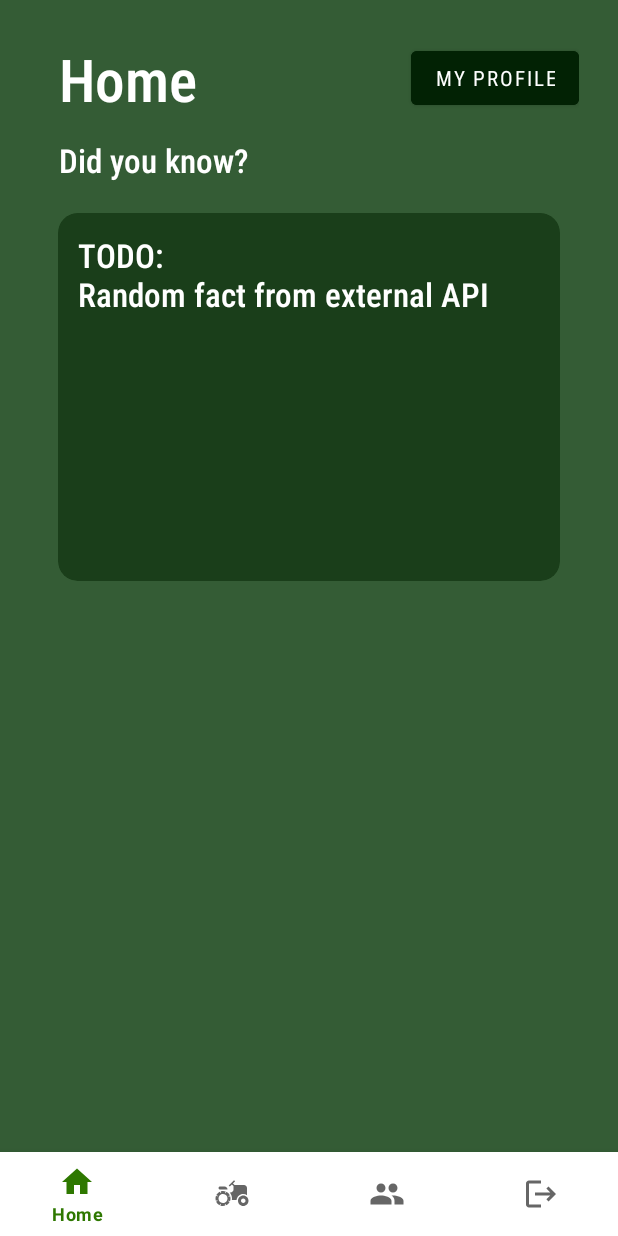
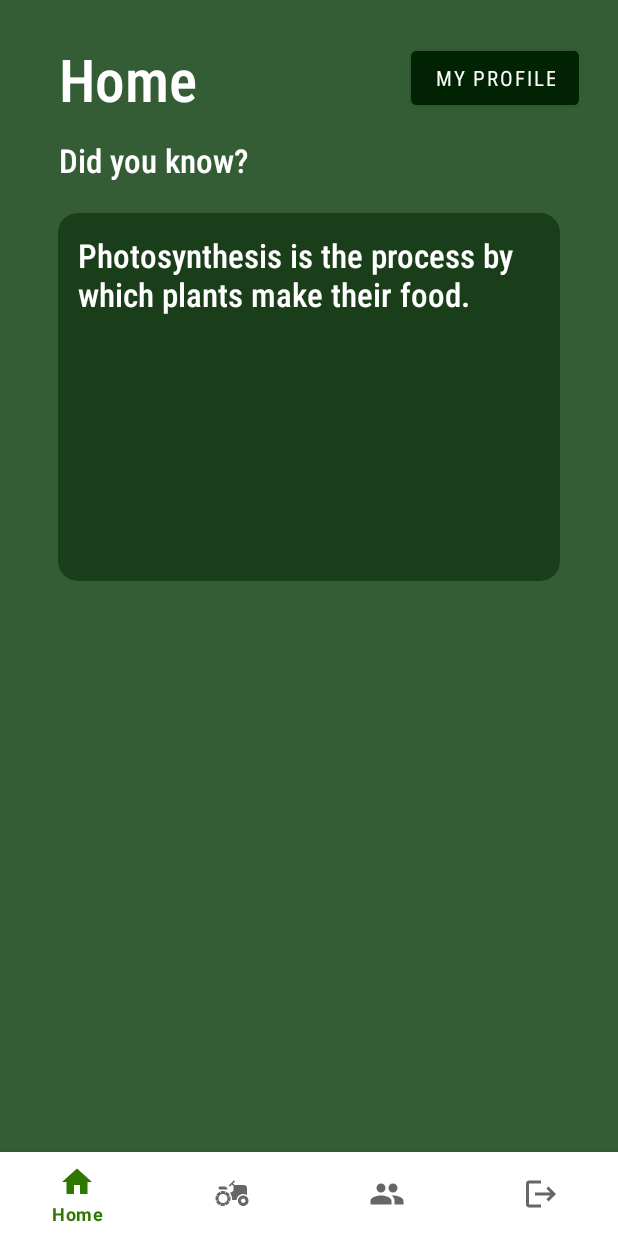
Before and after one commit to LiavBurger/MyPlants, an Android app: the HomeFragment screen opened directly, with no data from a screen before it, on a phone screen of 412 x 824 dp. Run offline under Robolectric (Android 15) with nearby library versions, the phone set to English and light mode, and no system bars; our stand-ins replace Firebase (no records; nobody signed in at launch, a user with empty details on screens opened directly), navigation-ui, sdp/ssp sizes.

Commit message:
added plant facts API to home page

```diff
--- a/app/build.gradle.kts
+++ b/app/build.gradle.kts
@@ -77,4 +77,13 @@ dependencies {
     implementation("androidx.room:room-ktx:$roomVersion")
     kapt("androidx.room:room-compiler:$roomVersion")
 
+
+    // For the API calls
+    // OkHttp
+    implementation("com.squareup.okhttp3:okhttp:4.9.0")
+
+    // Kotlin Coroutines
+    implementation("org.jetbrains.kotlinx:kotlinx-coroutines-android:1.7.3")
+    implementation("org.jetbrains.kotlinx:kotlinx-coroutines-core:1.3.9")
+
 }
--- a/app/src/main/java/com/myplants/HomeFragment.kt
+++ b/app/src/main/java/com/myplants/HomeFragment.kt
@@ -6,23 +6,72 @@ import android.view.LayoutInflater
 import android.view.View
 import android.view.ViewGroup
 import android.widget.Button
+import android.widget.ProgressBar
+import android.widget.TextView
 import androidx.navigation.fragment.findNavController
+import kotlinx.coroutines.*
+import okhttp3.OkHttpClient
+import okhttp3.Request
+import org.json.JSONObject
+
 
 class HomeFragment : Fragment() {
 
-    override fun onCreateView(
-        inflater: LayoutInflater, container: ViewGroup?,
-        savedInstanceState: Bundle?
-    ): View? {
-        // Inflate the layout for this fragment
+    private val client = OkHttpClient()
+    private val apiKey = "tcOujrD7D3cV0pWTK0eb7QeF"
+
+    override fun onCreateView(inflater: LayoutInflater, container: ViewGroup?, savedInstanceState: Bundle?): View? {
         return inflater.inflate(R.layout.fragment_home, container, false)
     }
 
     override fun onViewCreated(view: View, savedInstanceState: Bundle?) {
         super.onViewCreated(view, savedInstanceState)
+
         val btnMyProfile = view.findViewById<Button>(R.id.btnMyProfile)
         btnMyProfile.setOnClickListener {
             findNavController().navigate(R.id.action_homeFragment_to_profileFragment)
         }
+
+        fetchRandomFact(view)
+    }
+
+    private fun fetchRandomFact(view: View) {
+        val factTextView = view.findViewById<TextView>(R.id.random_plant_fact_tv)
+        val progressBar = view.findViewById<ProgressBar>(R.id.progressBar)
+
+        progressBar.visibility = View.VISIBLE
+
+        CoroutineScope(Dispatchers.IO).launch {
+            try {
+                val request = Request.Builder()
+                    .url("https://api.fungenerators.com/fact/random?category=plants")
+                    .addHeader("X-Fungenerators-Api-Secret", apiKey)
+                    .build()
+
+                val response = client.newCall(request).execute()
+                val responseBody = response.body?.string()
+
+                if (response.isSuccessful && responseBody != null) {
+                    print(responseBody)
+                    val json = JSONObject(responseBody)
+                    val factObject = json.getJSONObject("contents")
+                    val fact = factObject.getString("fact")
+
+                    withContext(Dispatchers.Main) {
+                        factTextView.text = fact
+                    }
+                }
+            } catch (e: Exception) {
+                e.printStackTrace()
+                // If there is an error, set the default fact
+                val fact = "Photosynthesis is the process by which plants make their food."
+                withContext(Dispatchers.Main) {
+                    factTextView.text = fact
+                }
+            }
+            finally {
+                progressBar.visibility = View.GONE
+            }
+        }
     }
 }
--- a/app/src/main/res/layout/fragment_home.xml
+++ b/app/src/main/res/layout/fragment_home.xml
@@ -55,9 +55,10 @@
         app:layout_constraintTop_toBottomOf="@id/linear_header" />
 
     <androidx.cardview.widget.CardView
-        android:id="@+id/random_plant_fact"
+        android:id="@+id/random_plant_fact_cv"
         android:layout_width="match_parent"
-        android:layout_height="@dimen/_200sdp"
+        android:layout_height="wrap_content"
+        android:minHeight="@dimen/_200sdp"
         android:layout_marginStart="@dimen/_25sdp"
         android:layout_marginTop="@dimen/_10sdp"
         android:layout_marginEnd="@dimen/_25sdp"
@@ -69,12 +70,11 @@
         app:layout_constraintTop_toBottomOf="@id/tv_did_you_know"
         app:cardBackgroundColor="@color/cardBackground">
 
-
         <TextView
+            android:id="@+id/random_plant_fact_tv"
             android:layout_width="match_parent"
-            android:layout_height="match_parent"
+            android:layout_height="wrap_content"
             android:fontFamily="sans-serif-condensed-light"
-            android:text="TODO:\nRandom fact from external API"
             android:textColor="@color/white"
             android:textSize="@dimen/_17ssp"
             android:textStyle="bold"
@@ -87,4 +87,14 @@
     </androidx.cardview.widget.CardView>
 
 
+    <ProgressBar
+        android:id="@+id/progressBar"
+        android:layout_width="wrap_content"
+        android:layout_height="wrap_content"
+        android:layout_marginTop="@dimen/_10sdp"
+        app:layout_constraintTop_toTopOf="@+id/random_plant_fact_cv"
+        app:layout_constraintBottom_toBottomOf="@+id/random_plant_fact_cv"
+        app:layout_constraintStart_toStartOf="@+id/random_plant_fact_cv"
+        app:layout_constraintEnd_toEndOf="@+id/random_plant_fact_cv" />
+
 </androidx.constraintlayout.widget.ConstraintLayout>
```
